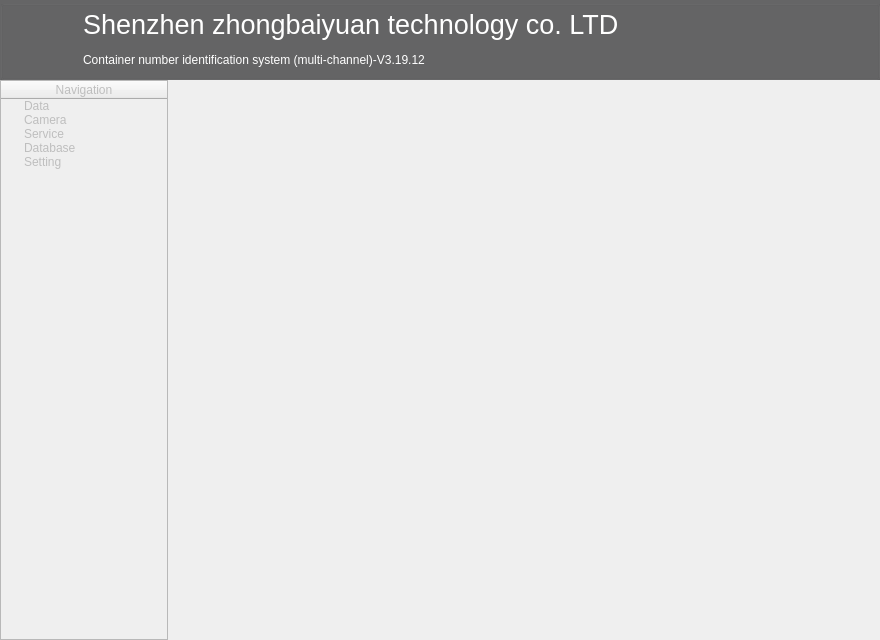
Before: the Qt Designer form MainUI/mainwidget.ui in 519984307/Container_20191221, drawn with Qt 5.
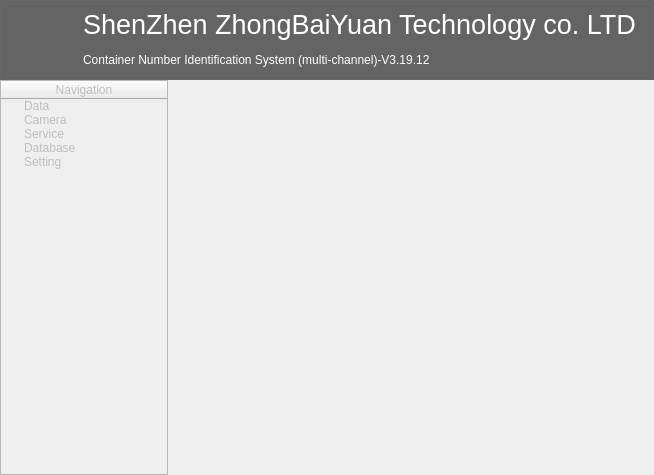
After: the same form once the commit is applied. Icons and pictures are not drawn.

Diff of the .ui file:
```diff
--- a/MainUI/mainwidget.ui
+++ b/MainUI/mainwidget.ui
@@ -6,8 +6,8 @@
    <rect>
     <x>0</x>
     <y>0</y>
-    <width>880</width>
-    <height>640</height>
+    <width>654</width>
+    <height>475</height>
    </rect>
   </property>
   <property name="windowIcon">
@@ -505,8 +505,15 @@
       </item>
       <item row="1" column="1">
        <widget class="QLabel" name="label_3">
+        <property name="font">
+         <font>
+          <weight>50</weight>
+          <italic>false</italic>
+          <bold>false</bold>
+         </font>
+        </property>
         <property name="text">
-         <string>Container number identification system (multi-channel)-V3.19.12</string>
+         <string>Container Number Identification System (multi-channel)-V3.19.12</string>
         </property>
        </widget>
       </item>
@@ -515,10 +522,12 @@
         <property name="font">
          <font>
           <pointsize>20</pointsize>
+          <weight>50</weight>
+          <bold>false</bold>
          </font>
         </property>
         <property name="text">
-         <string>Shenzhen zhongbaiyuan technology co. LTD</string>
+         <string>ShenZhen ZhongBaiYuan Technology co. LTD</string>
         </property>
        </widget>
       </item>
```
Left out of the diff: 64 changed lines with no effect on the pictures.
